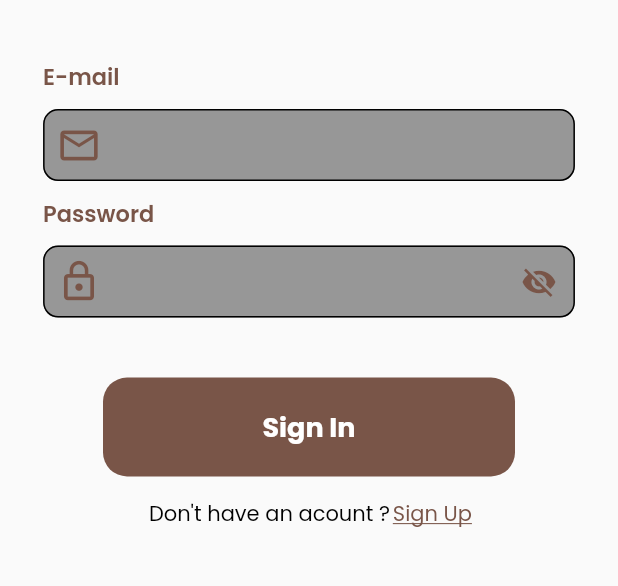
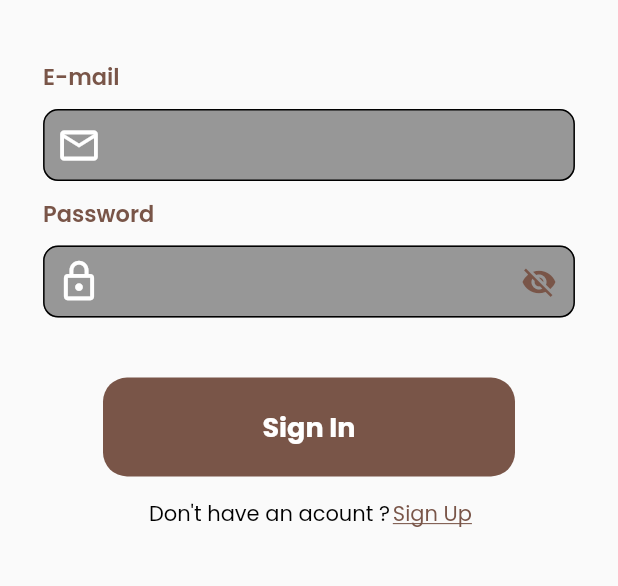
Before and after one commit to 3li-3bdullah/Sudaphone-SD, a Flutter app: the screen it shows after launch, on a phone screen of 412 x 824 dp, the part 559-1145 px from its top. Run offline on Flutter 3.47's test engine with Material 2 defaults, Android fonts, the phone set to English and light mode, and no system bars; our stand-ins replace avatar_glow, bottom_navy_bar, carousel_slider, cloud_firestore, firebase_auth, firebase_core and 8 more; missing offline and left inert: elastic_drawer, staggered_grid_view_flutter; accounts and stored records are empty.

Commit message:
Removed the labeltext and added some color

```diff
--- a/sudaphone_sd/lib/view/login_widgets/custom_text_form_field.dart
+++ b/sudaphone_sd/lib/view/login_widgets/custom_text_form_field.dart
@@ -10,13 +10,13 @@ class CustomTextFormField extends StatelessWidget {
       required this.validator,
       required this.icon,
       required this.textEditingController,
-       this.labelText});
+       this.customHintText = ""});
   final bool obscure;
   final Function validator;
   final IconData icon;
   // final String myhinttext;
   // final Color prefixColor;
-  final String? labelText;
+  final String customHintText;
   final bool istrue;
   final Function? changeObscureValue;
   final TextEditingController textEditingController;
@@ -37,13 +37,14 @@ class CustomTextFormField extends StatelessWidget {
             enabledBorder : const OutlineInputBorder(
             borderRadius:  BorderRadius.all(Radius.circular(10))
             ),
-        labelText: labelText, labelStyle: const TextStyle(color: Colors.brown),
+        hintText: customHintText,
+        //  labelStyle: const TextStyle(color: Colors.white),
         contentPadding: const EdgeInsets.all(4),
         // hintText: myhinttext,
 
         prefixIcon: Icon(
           icon,
-          color: Colors.brown,
+          color: Colors.white,
           size: 30,
         ),
          suffixIcon: obscure
```
